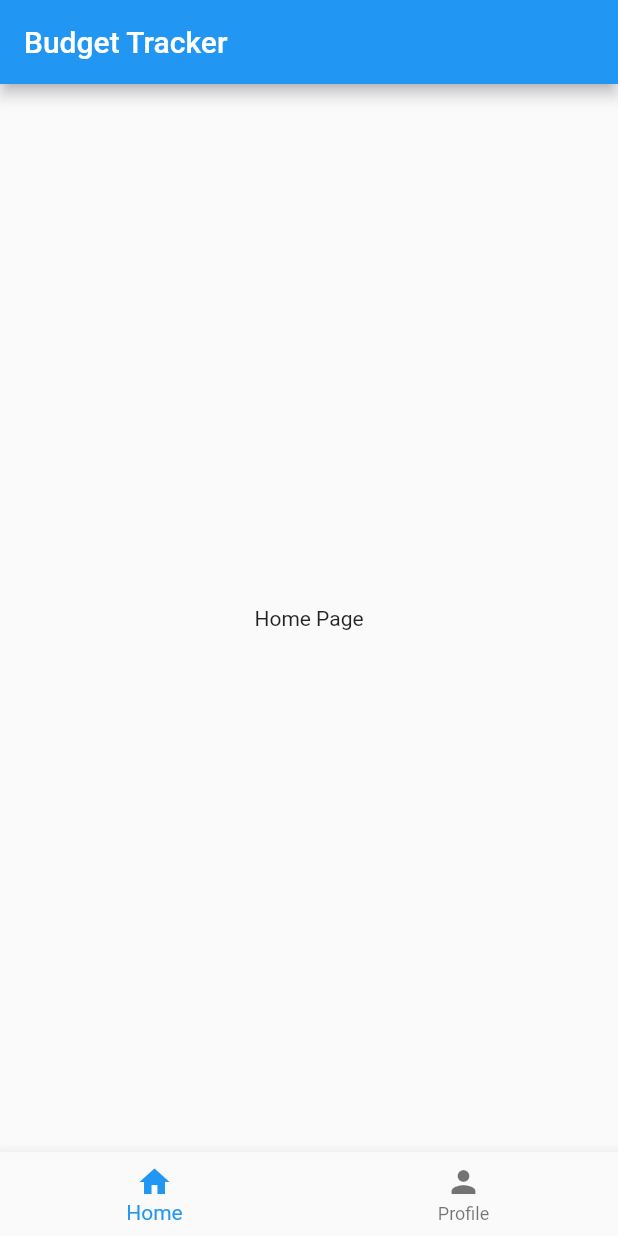
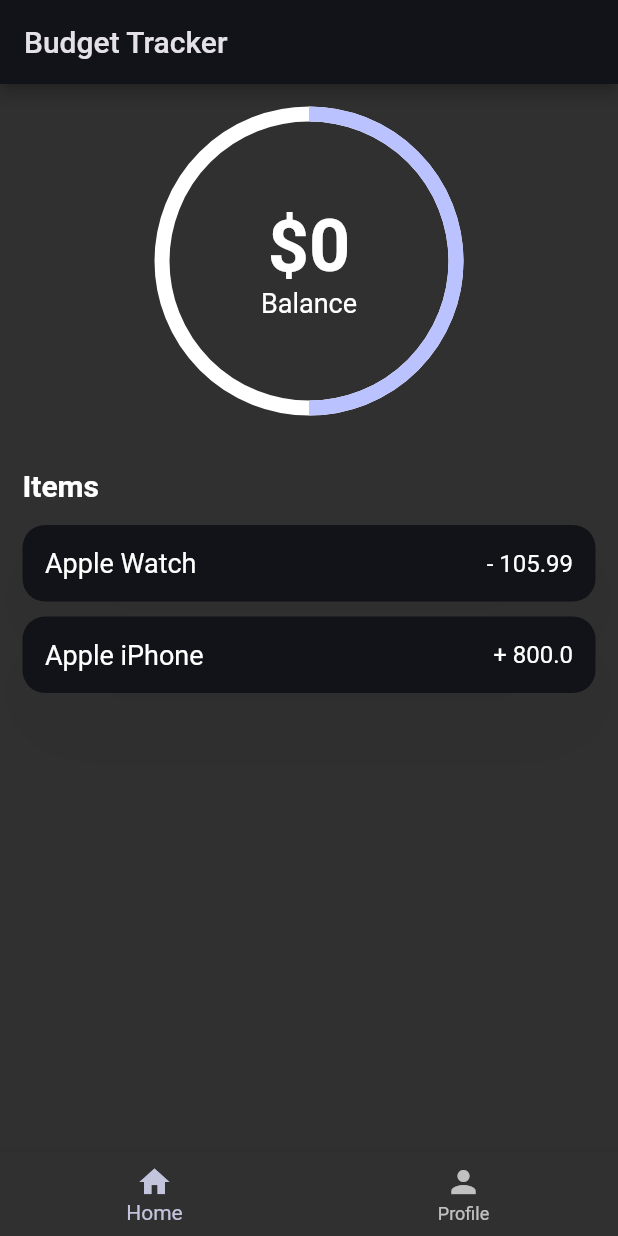
Before and after one commit to MilicTG/budget_tracker_new, a Flutter app: the screen it shows after launch, on a phone screen of 412 x 824 dp. Run offline on Flutter 3.47's test engine with Material 2 defaults, Android fonts, the phone set to English and light mode, and no system bars; drawn by our look-alikes of percent_indicator.

Commit message:
Chapter 7.5

```diff
--- a/lib/main.dart
+++ b/lib/main.dart
@@ -13,7 +13,10 @@ class MyApp extends StatelessWidget {
     return MaterialApp(
         title: 'Flutter Demo',
         theme: ThemeData(
-          primarySwatch: Colors.blue,
+          colorScheme: ColorScheme.fromSeed(
+            brightness: Brightness.dark,
+            seedColor: Colors.indigo,
+          ),
         ),
         home: const Home());
   }
--- a/lib/pages/home_page.dart
+++ b/lib/pages/home_page.dart
@@ -1,12 +1,118 @@
 import 'package:flutter/material.dart';
+import 'package:percent_indicator/circular_percent_indicator.dart';
 
 class HomePage extends StatelessWidget {
   const HomePage({Key? key}) : super(key: key);
 
   @override
   Widget build(BuildContext context) {
-    return const Center(
-      child: Text("Home Page"),
+    final screenSize = MediaQuery.of(context).size;
+    return SingleChildScrollView(
+      child: Padding(
+        padding: const EdgeInsets.all(15.0),
+        child: SizedBox(
+          width: screenSize.width,
+          child: Column(
+            crossAxisAlignment: CrossAxisAlignment.start,
+            children: [
+              Container(
+                alignment: Alignment.topCenter,
+                child: CircularPercentIndicator(
+                  radius: screenSize.width / 4,
+                  lineWidth: 10.0,
+                  percent: .5,
+                  backgroundColor: Colors.white,
+                  center: Column(
+                    mainAxisSize: MainAxisSize.min,
+                    children: const [
+                      Text(
+                        "\$0",
+                        style: TextStyle(
+                            fontSize: 48, fontWeight: FontWeight.bold),
+                      ),
+                      Text(
+                        "Balance",
+                        style: TextStyle(fontSize: 18),
+                      ),
+                    ],
+                  ),
+                  progressColor: Theme.of(context).colorScheme.primary,
+                ),
+              ),
+              const SizedBox(
+                height: 35,
+              ),
+              const Text(
+                "Items",
+                style: TextStyle(fontSize: 20, fontWeight: FontWeight.bold),
+              ),
+              const SizedBox(
+                height: 10,
+              ),
+              const TransactionCard(
+                amount: 105.99,
+                text: "Apple Watch",
+                isExpense: true,
+              ),
+              const TransactionCard(
+                amount: 800,
+                text: "Apple iPhone",
+                isExpense: false,
+              )
+            ],
+          ),
+        ),
+      ),
     );
   }
 }
+
+class TransactionCard extends StatelessWidget {
+  final String text;
+  final double amount;
+  final bool isExpense;
+  const TransactionCard(
+      {required this.amount,
+      required this.text,
+      required this.isExpense,
+      Key? key})
+      : super(key: key);
+  @override
+  Widget build(BuildContext context) {
+    return Padding(
+      padding: const EdgeInsets.only(bottom: 5.0, top: 5.0),
+      child: Container(
+        decoration: BoxDecoration(
+          color: Theme.of(context).colorScheme.background,
+          borderRadius: BorderRadius.circular(15.0),
+          boxShadow: [
+            BoxShadow(
+              color: Colors.black.withOpacity(.05),
+              offset: const Offset(0, 25),
+              blurRadius: 50,
+            )
+          ],
+        ),
+        padding: const EdgeInsets.all(15.0),
+        width: MediaQuery.of(context).size.width,
+        child: Row(
+          children: [
+            Text(
+              text,
+              style: const TextStyle(
+                fontSize: 18,
+              ),
+            ),
+            const Spacer(),
+            Text(
+              (!isExpense ? "+ " : "- ") + amount.toString(),
+              style: const TextStyle(
+                fontSize: 16,
+              ),
+            ),
+          ],
+        ),
+      ),
+    );
+  }
+}
```
Also changed, not shown: pubspec.yaml (+5 -15 lines).
